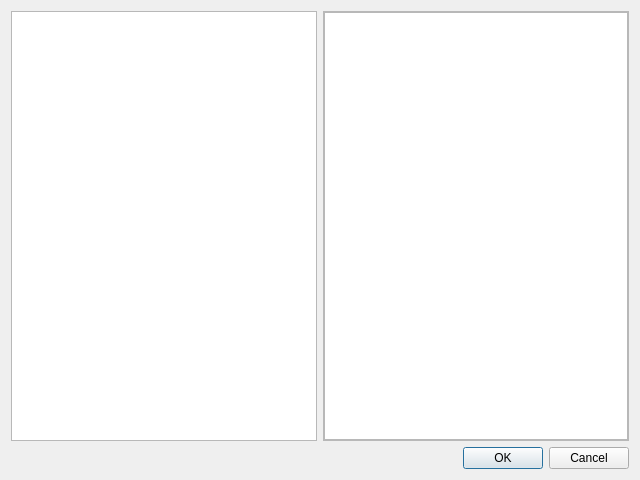
updraft/updraft, file Updraft/src/core/ui/settingsdialog.ui: the form before one commit.
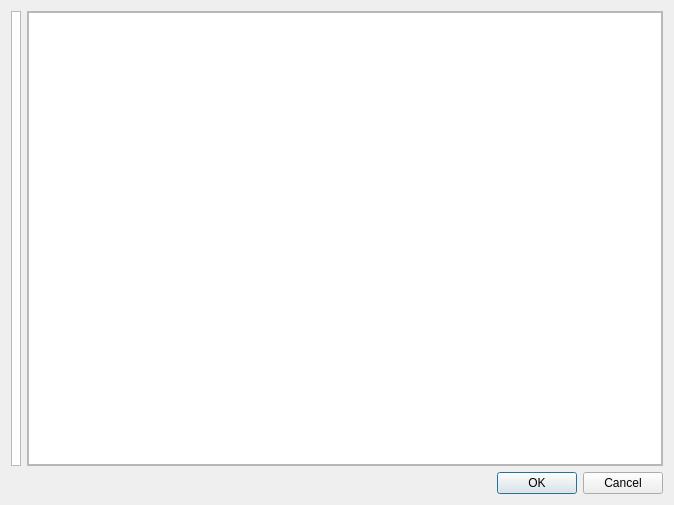
The form after the commit. Custom widgets are drawn as their Qt base class.

Diff of the .ui file:
```diff
--- a/Updraft/src/core/ui/settingsdialog.ui
+++ b/Updraft/src/core/ui/settingsdialog.ui
@@ -6,8 +6,8 @@
    <rect>
     <x>0</x>
     <y>0</y>
-    <width>640</width>
-    <height>480</height>
+    <width>674</width>
+    <height>505</height>
    </rect>
   </property>
   <property name="windowTitle">
@@ -16,6 +16,9 @@
   <layout class="QVBoxLayout" name="verticalLayout">
    <item>
     <layout class="QHBoxLayout" name="horizontalLayout">
+     <property name="spacing">
+      <number>6</number>
+     </property>
      <property name="sizeConstraint">
       <enum>QLayout::SetDefaultConstraint</enum>
      </property>
@@ -25,11 +28,29 @@
         <bool>true</bool>
        </property>
        <property name="sizePolicy">
-        <sizepolicy hsizetype="MinimumExpanding" vsizetype="Preferred">
+        <sizepolicy hsizetype="Preferred" vsizetype="Preferred">
          <horstretch>0</horstretch>
          <verstretch>0</verstretch>
         </sizepolicy>
        </property>
+       <property name="minimumSize">
+        <size>
+         <width>0</width>
+         <height>0</height>
+        </size>
+       </property>
+       <property name="maximumSize">
+        <size>
+         <width>10</width>
+         <height>16777215</height>
+        </size>
+       </property>
+       <property name="baseSize">
+        <size>
+         <width>0</width>
+         <height>0</height>
+        </size>
+       </property>
        <property name="editTriggers">
         <set>QAbstractItemView::NoEditTriggers</set>
        </property>
@@ -51,8 +72,8 @@
          <rect>
           <x>0</x>
           <y>0</y>
-          <width>305</width>
-          <height>425</height>
+          <width>636</width>
+          <height>450</height>
          </rect>
         </property>
         <property name="sizePolicy">
```
